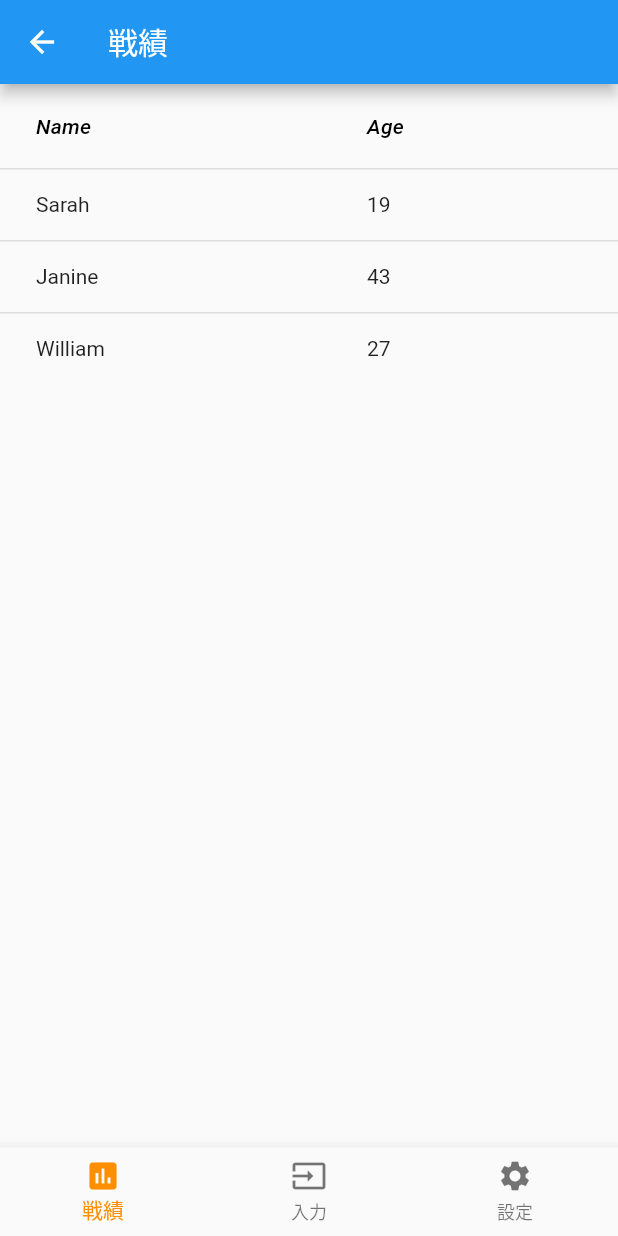
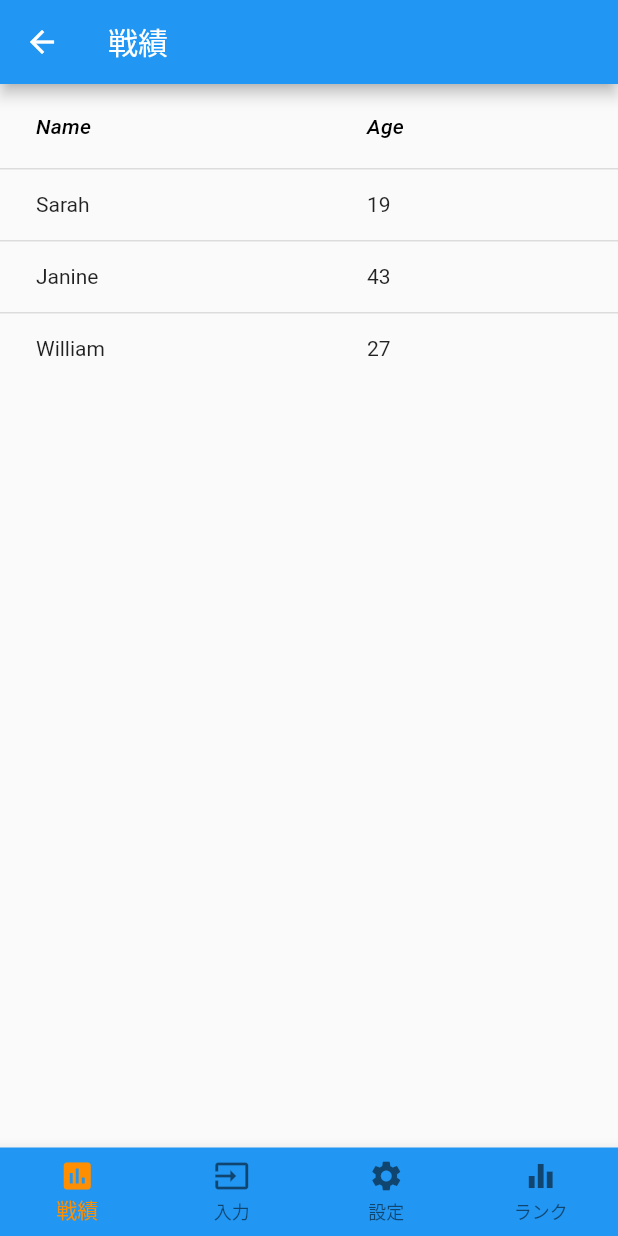
Before and after one commit to KIT-Fluter/ApexAPP, a Flutter app: the screen it shows after launch, item 2 of the bottom bar chosen, after a tap on "戦績の追加", on a phone screen of 412 x 824 dp. Run offline on Flutter 3.47's test engine with Material 2 defaults, Android fonts, the phone set to English and light mode, and no system bars.

Commit message:
[update]

```diff
--- a/lib/main_screen.dart
+++ b/lib/main_screen.dart
@@ -1,6 +1,7 @@
 import 'package:flutter/material.dart';
 
 import 'input_screen.dart';
+import 'rank_charts.dart';
 import 'setting_screen.dart';
 
 class BattleRecordPage extends StatefulWidget {
@@ -22,19 +23,28 @@ class _BattleRecordPageState extends State<BattleRecordPage> {
     });
     switch (index) {
       case 0:
-        Navigator.push(context, MaterialPageRoute(builder: (context) {
-          return BattleRecordPage([]);
-        }));
+        Navigator.push(
+          context,
+          MaterialPageRoute(builder: (context) => BattleRecordPage([])),
+        );
         break;
       case 1:
-        Navigator.push(context, MaterialPageRoute(builder: (context) {
-          return InputPage();
-        }));
+        Navigator.push(
+          context,
+          MaterialPageRoute(builder: (context) => InputPage()),
+        );
         break;
       case 2:
-        Navigator.push(context, MaterialPageRoute(builder: (context) {
-          return SettingPage();
-        }));
+        Navigator.push(
+          context,
+          MaterialPageRoute(builder: (context) => SettingPage()),
+        );
+        break;
+      case 3:
+        Navigator.push(
+          context,
+          MaterialPageRoute(builder: (context) => RankChartPage()),
+        );
         break;
     }
   }
@@ -50,6 +60,7 @@ class _BattleRecordPageState extends State<BattleRecordPage> {
         width: double.infinity,
       ),
       bottomNavigationBar: BottomNavigationBar(
+        type: BottomNavigationBarType.fixed,
         items: const <BottomNavigationBarItem>[
           BottomNavigationBarItem(
             icon: Icon(Icons.insert_chart),
@@ -63,10 +74,15 @@ class _BattleRecordPageState extends State<BattleRecordPage> {
             icon: Icon(Icons.settings),
             title: Text('設定'),
           ),
+          BottomNavigationBarItem(
+            icon: Icon(Icons.equalizer),
+            title: Text('ランク'),
+          ),
         ],
         currentIndex: _selectedIndex,
         selectedItemColor: Colors.amber[800],
         onTap: _onItemTapped,
+        backgroundColor: Colors.blue,
       ),
     );
   }
--- a/pubspec.yaml
+++ b/pubspec.yaml
@@ -14,6 +14,7 @@ dependencies:
     sdk: flutter
   firebase_core: ^0.5.0
   cloud_firestore: ^0.14.0+2
+  charts_flutter: ^0.9.0
 
   cupertino_icons: ^0.1.3
 
```
Also changed, not shown: pubspec.lock, 23 other files.
